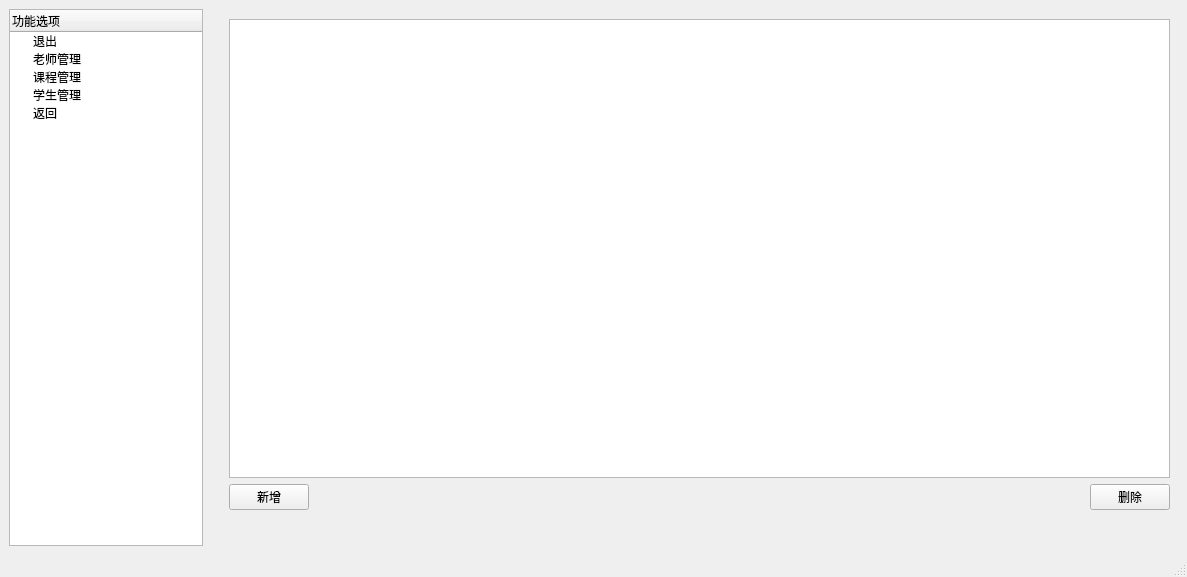
Qt form ui_creator/admin_window.ui (epocode/attendance_system) before a commit.
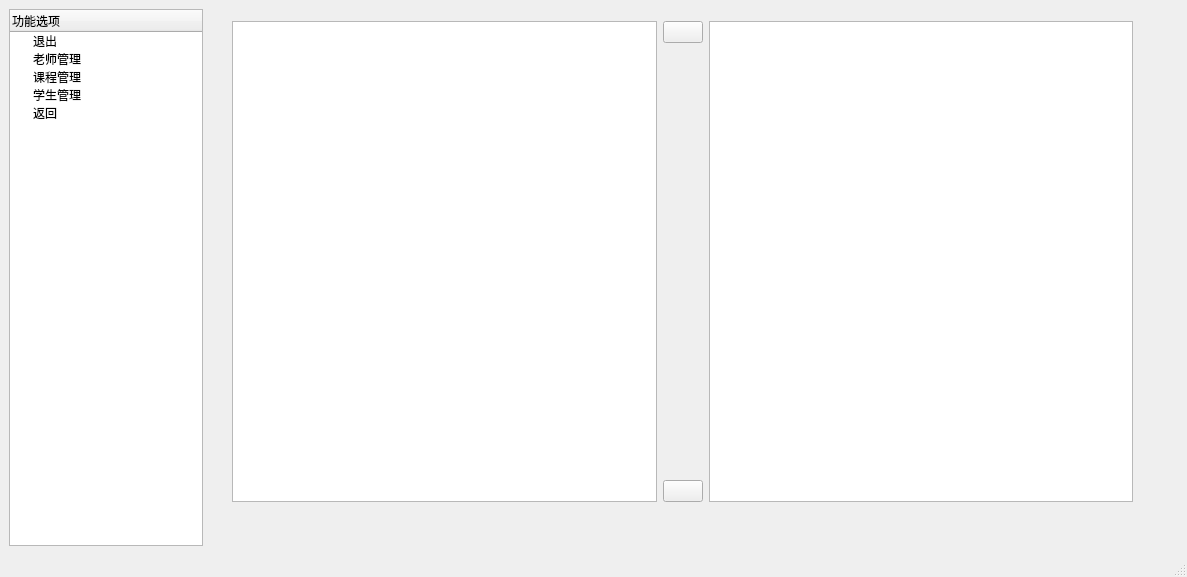
The same form after that commit. Icons and pictures are not drawn.

The edit to the form file:
```diff
--- a/ui_creator/admin_window.ui
+++ b/ui_creator/admin_window.ui
@@ -139,47 +139,64 @@
        <widget class="QWidget" name="">
         <property name="geometry">
          <rect>
-          <x>20</x>
-          <y>10</y>
-          <width>941</width>
-          <height>491</height>
+          <x>23</x>
+          <y>12</y>
+          <width>901</width>
+          <height>481</height>
          </rect>
         </property>
-        <layout class="QVBoxLayout" name="verticalLayout_5">
+        <layout class="QHBoxLayout" name="horizontalLayout_5">
          <item>
           <widget class="QTableView" name="table_view_stu_course"/>
          </item>
          <item>
-          <layout class="QHBoxLayout" name="horizontalLayout_5">
+          <layout class="QVBoxLayout" name="verticalLayout_5">
            <item>
-            <widget class="QPushButton" name="btn_add_course_for_stu">
+            <widget class="QPushButton" name="btn_del_course_for_stu">
+             <property name="toolTip">
+              <string>&lt;html&gt;&lt;head/&gt;&lt;body&gt;&lt;p&gt;从当前所选课程中移除&lt;/p&gt;&lt;/body&gt;&lt;/html&gt;</string>
+             </property>
              <property name="text">
-              <string>新增</string>
+              <string/>
+             </property>
+             <property name="icon">
+              <iconset resource="resources.qrc">
+               <normaloff>:/icons/assets/icons/arrow_right.png</normaloff>:/icons/assets/icons/arrow_right.png</iconset>
              </property>
             </widget>
            </item>
            <item>
-            <spacer name="horizontalSpacer">
+            <spacer name="verticalSpacer">
              <property name="orientation">
-              <enum>Qt::Orientation::Horizontal</enum>
+              <enum>Qt::Orientation::Vertical</enum>
              </property>
              <property name="sizeHint" stdset="0">
               <size>
-               <width>40</width>
-               <height>20</height>
+               <width>20</width>
+               <height>40</height>
               </size>
              </property>
             </spacer>
            </item>
            <item>
-            <widget class="QPushButton" name="btn_del_course_for_stu">
+            <widget class="QPushButton" name="btn_add_course_for_stu">
+             <property name="toolTip">
+              <string>&lt;html&gt;&lt;head/&gt;&lt;body&gt;&lt;p&gt;添加所选课程&lt;/p&gt;&lt;/body&gt;&lt;/html&gt;</string>
+             </property>
              <property name="text">
-              <string>删除</string>
+              <string/>
+             </property>
+             <property name="icon">
+              <iconset resource="resources.qrc">
+               <normaloff>:/icons/arrow_right</normaloff>:/icons/arrow_right</iconset>
              </property>
             </widget>
            </item>
           </layout>
          </item>
+         <item>
+          <widget class="QTableView" name="table_view_stu_course_availabel"/>
+         </item>
         </layout>
        </widget>
       </widget>
```
Left out of the diff: 4 changed lines with no effect on the pictures.
